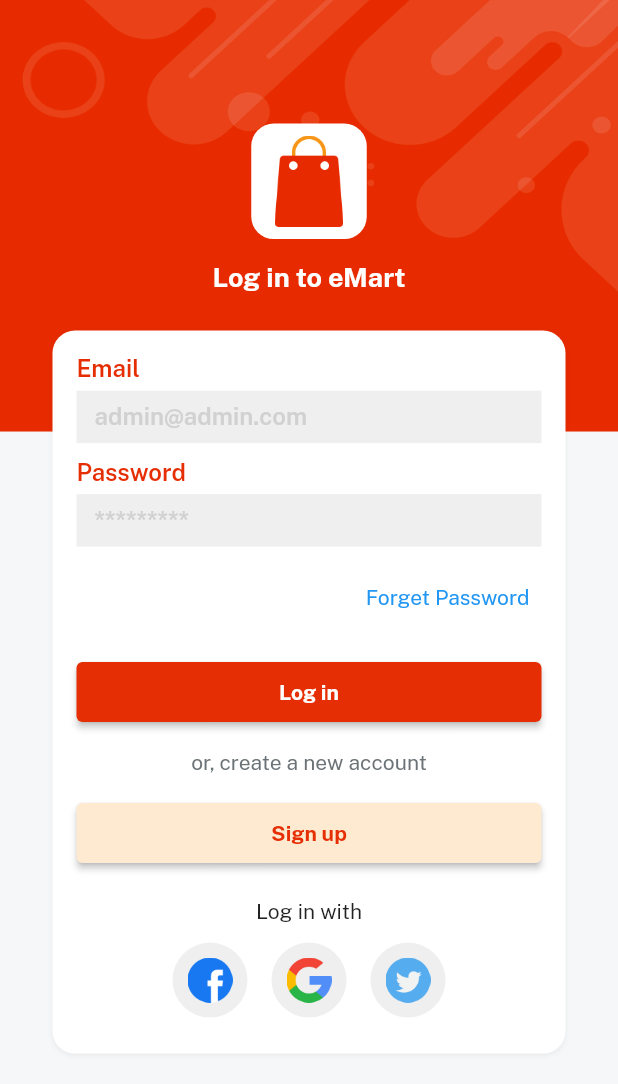
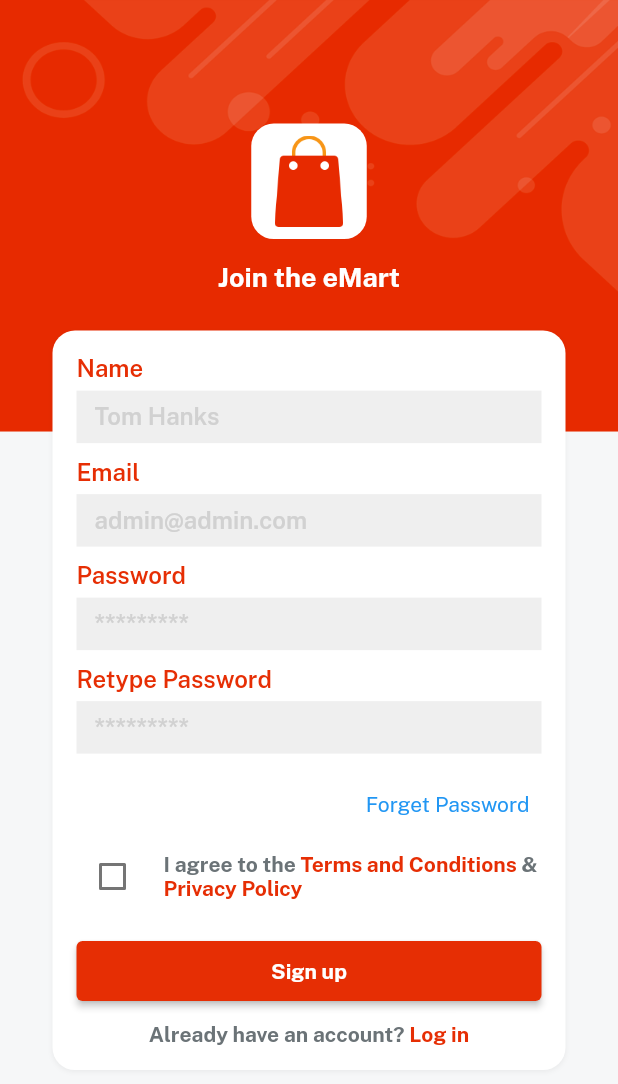
Before and after one commit to tanmoymallik3110/emart_app, a Flutter app: the screen it shows after launch, after a tap on "Sign up", on a phone screen of 412 x 824 dp. Shown: the top 1084 px of the screen. Run offline on Flutter 3.47's test engine with Material 2 defaults, Android fonts, the phone set to English and light mode, and no system bars; our stand-ins replace get, velocity_x.

Commit message:
signup done.

```diff
--- a/lib/consts/strings.dart
+++ b/lib/consts/strings.dart
@@ -5,8 +5,14 @@ const email = "Email";
 const emailHint = "admin@admin.com";
 const password = "Password";
 const passwordHint = "*********";
+const retypePassWord = "Retype Password";
+const name = "Name";
+const nameHint = "Tom Hanks";
 const forgetpass = "Forget Password";
 const login = "Log in";
 const signup = "Sign up";
 const createNewAccount = "or, create a new account";
 const loginwith = "Log in with";
+const termAndCond = "Terms and Conditions";
+const privacyPolicy = "Privacy Policy";
+const alreadyHaveAccount = "Already have an account? ";
--- a/lib/views/auth_screen/login_screen.dart
+++ b/lib/views/auth_screen/login_screen.dart
@@ -1,10 +1,12 @@
 import 'package:emart_app/consts/consts.dart';
 import 'package:emart_app/consts/lists.dart';
+import 'package:emart_app/views/auth_screen/signup_screen.dart';
 import 'package:emart_app/widgets_common/applogo_widget.dart';
 import 'package:emart_app/widgets_common/bg_widget.dart';
 import 'package:emart_app/widgets_common/custom_textfield.dart';
 import 'package:emart_app/widgets_common/our_button.dart';
 import 'package:flutter/material.dart';
+import 'package:get/get.dart';
 
 
 class LoginScreen extends StatelessWidget {
@@ -44,8 +46,11 @@ class LoginScreen extends StatelessWidget {
                   createNewAccount.text.color(fontGrey).make(),
                   15.heightBox,
                   ourButton(
-                    color: lightGolden, title: signup, textColor: redColor, onPress: () {})
-                  .box.width(context.screenWidth-50).make(),
+                    color: lightGolden, title: signup, textColor: redColor,
+                    onPress: () {
+                      Get.to(()=> const SignupScreen(),
+                      );
+                    }).box.width(context.screenWidth-50).make(),
                   20.heightBox,
                   loginwith.text.make(),
                   5.heightBox,
--- /dev/null
+++ b/lib/views/auth_screen/signup_screen.dart
@@ -0,0 +1,129 @@
+import 'package:emart_app/consts/consts.dart';
+import 'package:flutter/material.dart';
+import 'package:get/route_manager.dart';
+
+import '../../consts/lists.dart';
+import '../../widgets_common/applogo_widget.dart';
+import '../../widgets_common/bg_widget.dart';
+import '../../widgets_common/custom_textfield.dart';
+import '../../widgets_common/our_button.dart';
+
+class SignupScreen extends StatelessWidget {
+  const SignupScreen({super.key});
+
+  @override
+  Widget build(BuildContext context) {
+    return bgWidget(
+      Scaffold(
+        resizeToAvoidBottomInset: false,
+        body: Center(
+          child: Column(
+            children: [
+              (context.screenHeight * 0.1).heightBox,
+              applogoWidget(),
+              15.heightBox,
+              "Join the $appname".text.fontFamily(bold).white.size(18).make(),
+              25.heightBox,
+              Column(
+                children: [
+                  customTextField(hint: nameHint, title: name),
+                  5.heightBox,
+                  customTextField(hint: emailHint, title: email),
+                  5.heightBox,
+                  customTextField(hint: passwordHint, title: password),
+                  5.heightBox,
+                  customTextField(hint: passwordHint, title: retypePassWord),
+                  5.heightBox,
+                  Align(
+                    alignment: Alignment.centerRight,
+                    child: TextButton(
+                      onPressed: () {},
+                      child: forgetpass.text.make(),
+                    ),
+                  ),
+                  Row(
+                    children: [
+                      Checkbox(
+                        checkColor: redColor,
+                        value: false,
+                        onChanged: (newValue) {},
+                      ),
+                      10.widthBox,
+                      Expanded(
+                        child: RichText(
+                          text: const TextSpan(
+                            children: [
+                              TextSpan(
+                                text: "I agree to the ",
+                                style: TextStyle(
+                                  fontFamily: bold,
+                                  color: fontGrey,
+                                ),
+                              ),
+                              TextSpan(
+                                text: termAndCond,
+                                style: TextStyle(
+                                  fontFamily: bold,
+                                  color: redColor,
+                                ),
+                              ),
+                              TextSpan(
+                                text: " & ",
+                                style: TextStyle(
+                                  fontFamily: bold,
+                                  color: fontGrey,
+                                ),
+                              ),
+                              TextSpan(
+                                text: privacyPolicy,
+                                style: TextStyle(
+                                  fontFamily: bold,
+                                  color: redColor,
+                                ),
+                              ),
+                            ],
+                          ),
+                        ),
+                      ),
+                    ],
+                  ),
+                  15.heightBox,
+                  ourButton(
+                    color: redColor, title: signup, textColor: whiteColor, onPress: () {})
+                  .box.width(context.screenWidth-50).make(),
+                  10.heightBox,
+                  RichText(
+                    text: const TextSpan(
+                      children: [
+                        TextSpan(
+                          text: alreadyHaveAccount,
+                          style: TextStyle(
+                            fontFamily: bold,
+                            color: fontGrey,
+                          ),
+                        ),
+                        TextSpan(
+                          text: login,
+                          style: TextStyle(
+                            fontFamily: bold,
+                            color: redColor,
+                          ),
+                        ),
+                      ],
+                    ),
+                  ).onTap(() {
+                    Get.back();
+                  }),
+                ],
+              )
+              .box.rounded.padding(
+                const EdgeInsets.all(16)).
+                width(context.screenWidth-70).
+                shadowSm.white.make(),
+            ],
+          ),
+        ),
+      ),
+    );
+  }
+}
--- a/lib/widgets_common/our_button.dart
+++ b/lib/widgets_common/our_button.dart
@@ -7,9 +7,7 @@ Widget ourButton({onPress, textColor, color, String? title}) {
       backgroundColor: color,
       padding: const EdgeInsets.all(12),
     ),
-    onPressed: () {
-      onPress;
-    },
+    onPressed: onPress,
     child: title!.text.color(textColor).fontFamily(bold).make(),
   );
 }
```
